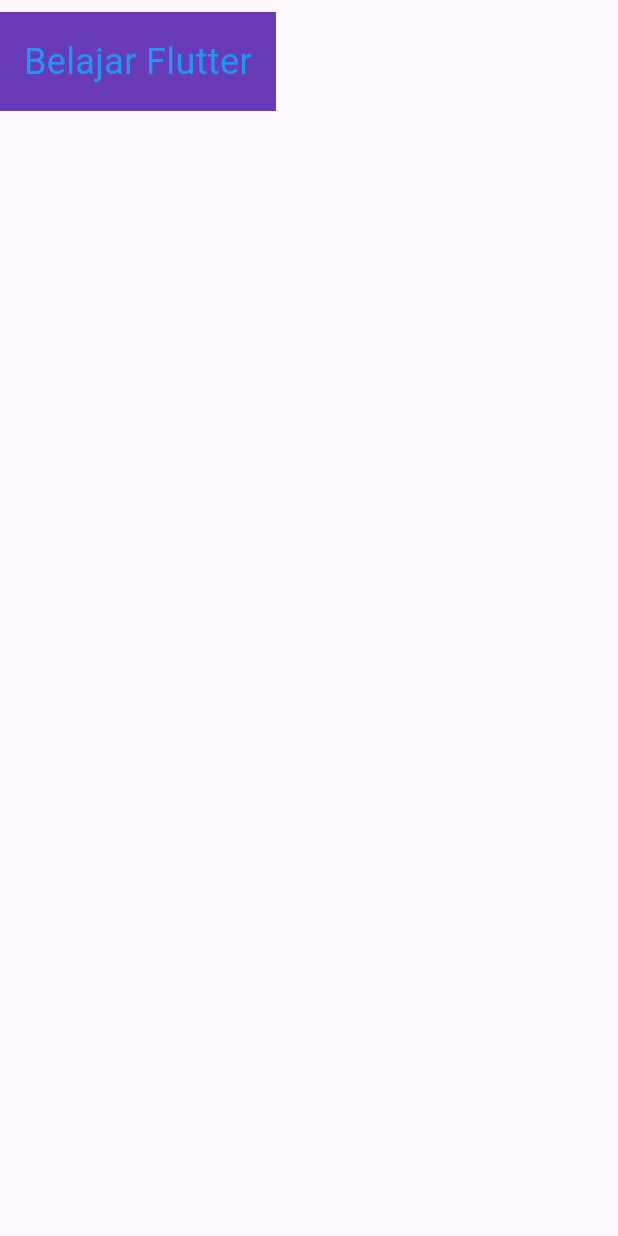
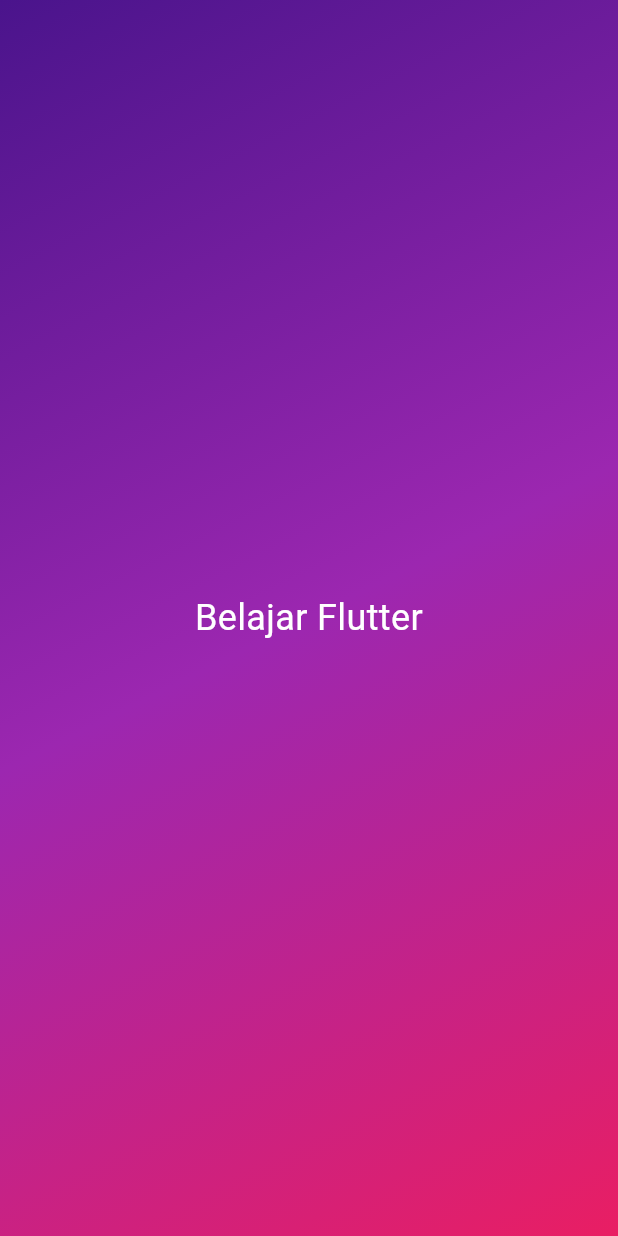
Before and after one commit to kusmadi/linisuara, a Flutter app: the ContainerWidget widget shown alone on an empty page, opened directly, on a phone screen of 412 x 824 dp. Run offline on Flutter 3.47's test engine with Material 3 defaults, Android fonts, the phone set to English and light mode, and no system bars.

```diff
--- a/lib/widget_dasar/container_widget.dart
+++ b/lib/widget_dasar/container_widget.dart
@@ -10,15 +10,27 @@ class ContainerWidget extends StatefulWidget {
 class _ContainerWidgetState extends State<ContainerWidget> {
   @override
   Widget build(BuildContext context) {
+    //membuat variable size untuk acuan ukuran lebar dan tinggi
+    var size = MediaQuery.of(context).size;
     //Container membungkus Text
     return Container(
+      width: size.width, //atur lebar container selebar layar hp
+      height: size.height, //atur tinngi container selebar layar hp
+      //buat jarak dari tepi ke widget text 16 piksel
       padding: const EdgeInsets.all(16),
-      margin: const EdgeInsets.symmetric(vertical: 8),
-      color: Colors.deepPurple,
+      //widget didalam container ditampilkan rata tengah
+      alignment: Alignment.center,
+      decoration: BoxDecoration(
+          //buat latarbelakang ungu tua dan pink dari atas kiri ke bawah kanan
+          gradient: LinearGradient(
+              colors: [Colors.purple.shade900, Colors.purple, Colors.pink],
+              begin: Alignment.topLeft,
+              end: Alignment.bottomRight)),
       child: const Text(
+        //widget text terbungkus container
         'Belajar Flutter',
-        style: TextStyle(fontSize: 24, color: Colors.blue),
-        textAlign: TextAlign.center,
+        style: TextStyle(fontSize: 24, color: Colors.white),
+        textAlign: TextAlign.center, //tulisan ditampilkan rata tengah
       ),
     );
   }
```
Also changed, not shown: lib/main.dart (+4 -4 lines), lib/widget_dasar/row_column_widget.dart (added, +53 -0 lines).
